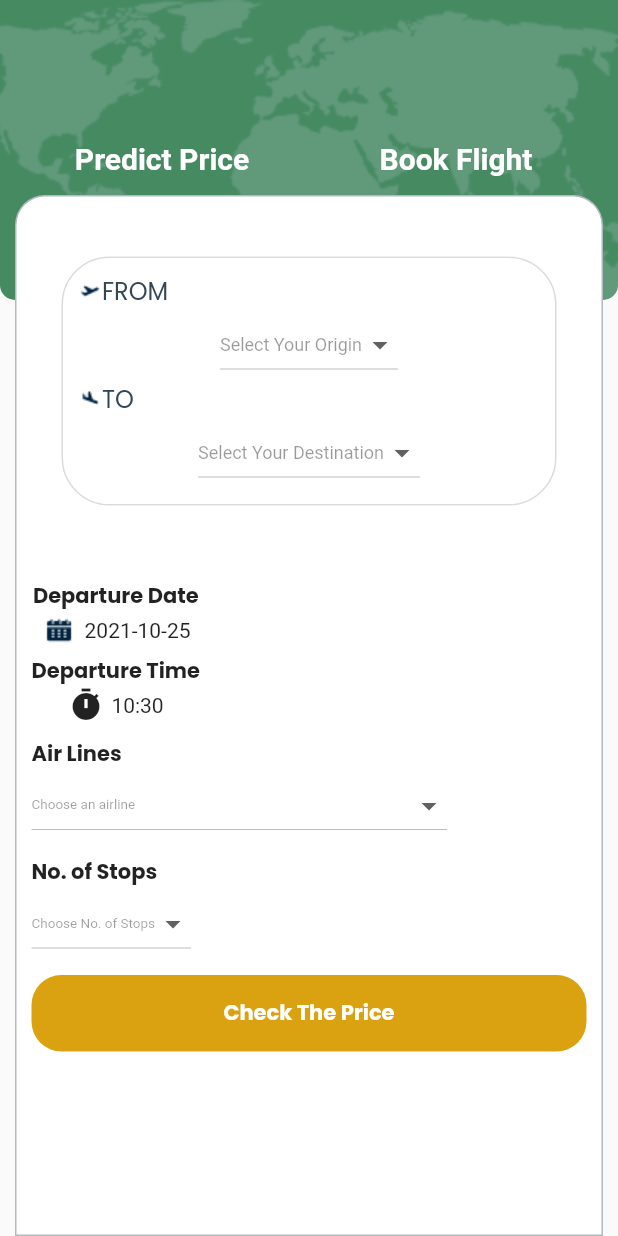
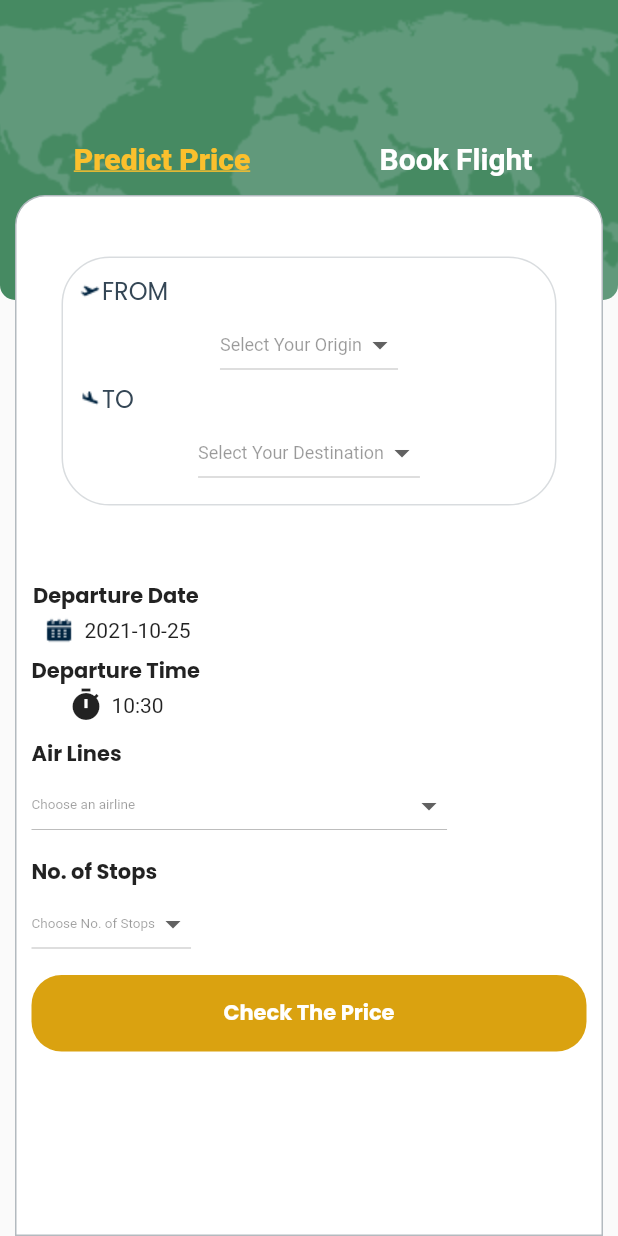
Before and after one commit to FairPayML/FairPayApp, a Flutter app: the screen it shows after launch, after a tap on "Predict Price", on a phone screen of 412 x 824 dp. Run offline on Flutter 3.47's test engine with Material 2 defaults, Android fonts, the phone set to English and light mode, and no system bars; our stand-ins replace dio, get, google_fonts, loading_indicator; missing offline and left inert: dart:ffi, slide_to_confirm.

Commit message:
added different text Style for selected and non-Selected tab

```diff
--- a/lib/Screens/HomePage.dart
+++ b/lib/Screens/HomePage.dart
@@ -1,5 +1,6 @@
 import 'package:fairpay/Screens/FlightBooking.dart';
 import 'package:fairpay/Screens/MakePrediction.dart';
+import 'package:fairpay/Widget/ConstantWidget.dart';
 import 'package:flutter/cupertino.dart';
 import 'package:flutter/material.dart';
 
@@ -12,14 +13,11 @@ class Home extends StatefulWidget {
 
 class _HomeState extends State<Home> with TickerProviderStateMixin {
   int _index=0;
-  @override
-  void initState() {
-    // TODO: implement initState
-    super.initState();
-  }
+
+  TextStyle tab1=selectedTab;
+  TextStyle tab2=unSelectedTab;
   @override
   Widget build(BuildContext context) {
-
     return Scaffold(
       body: SafeArea(
         child: Container(
@@ -48,24 +46,21 @@ class _HomeState extends State<Home> with TickerProviderStateMixin {
                       child: TextButton(onPressed: (){
                         setState(() {
                           _index=0;
+                          tab1=selectedTab;
+                          tab2=unSelectedTab;
                           });
-                        }, child: Text('Predict Price',style: TextStyle(
-                        color: Colors.white,
-                        fontSize: 20,
-                        fontWeight: FontWeight.w700
-                      ),
+                        }, child: Text('Predict Price',style:tab1,
                       )),
                     ),
                     Expanded(
                       child: TextButton(onPressed: (){
                         setState(() {
                           _index=1;
+
+                          tab2=selectedTab;
+                          tab1=unSelectedTab;
                           });
-                        }, child: Text('Book Flight',style: TextStyle(
-                          color: Colors.white,
-                          fontSize: 20,
-                          fontWeight: FontWeight.w700
-                      ))),
+                        }, child: Text('Book Flight',style: tab2)),
                     ),
                   ],
                 ),
--- a/lib/Widget/ConstantWidget.dart
+++ b/lib/Widget/ConstantWidget.dart
@@ -245,3 +245,17 @@ class AddPassenger extends StatelessWidget {
     );
   }
 }
+
+TextStyle selectedTab=TextStyle(
+    color: Colors.yellow[700],
+    fontSize: 20,
+    decoration: TextDecoration.underline,
+    fontWeight: FontWeight.w900,
+
+);
+
+TextStyle unSelectedTab=TextStyle(
+    color: Colors.white,
+    fontSize: 20,
+    fontWeight: FontWeight.w700
+);
```
